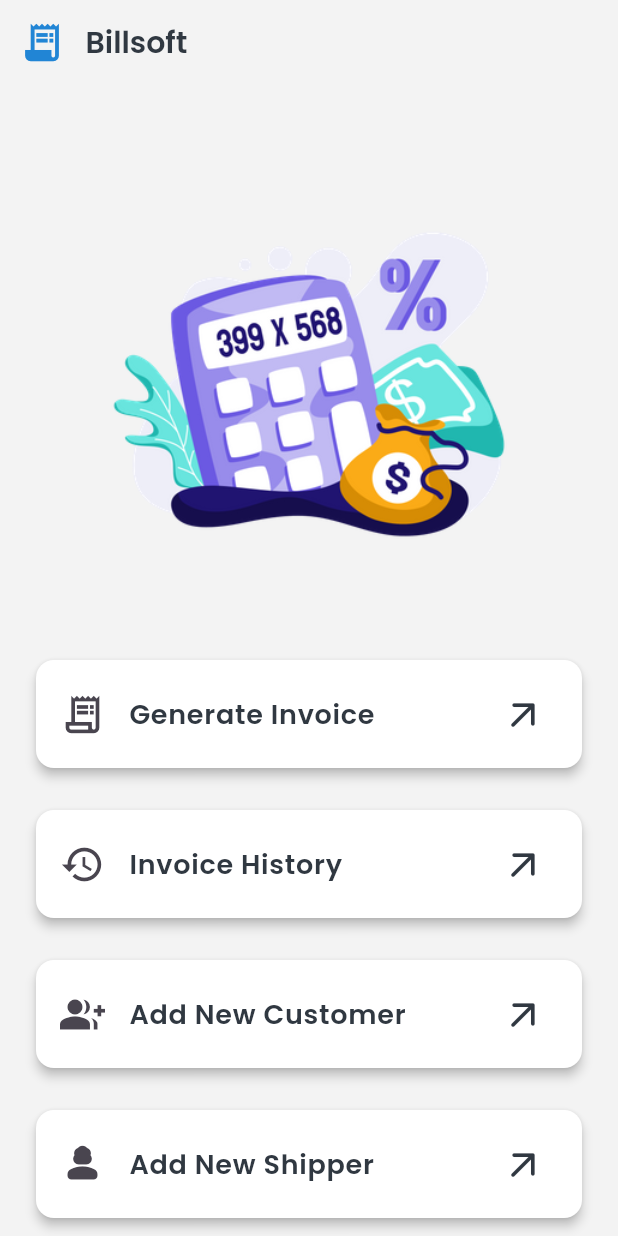
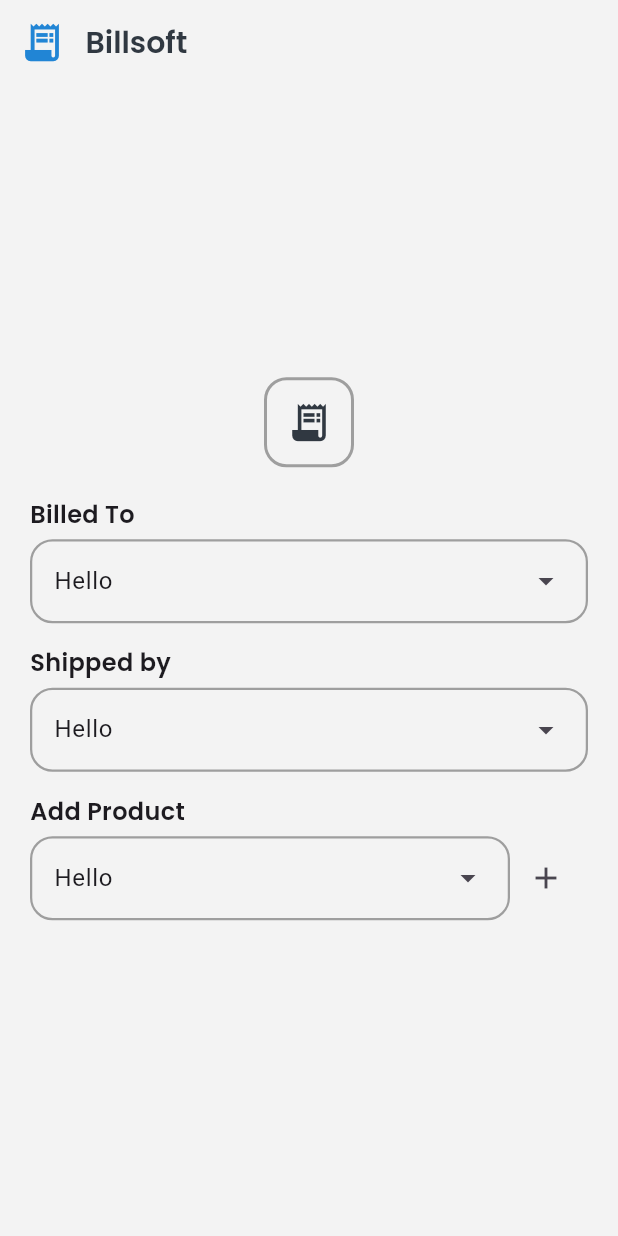
Before and after one commit to Shubhangcs/billing-application, a Flutter app: the screen it shows after launch, on a phone screen of 412 x 824 dp. Run offline on Flutter 3.47's test engine with Material 3 defaults, Android fonts, the phone set to English and light mode, and no system bars; our stand-ins replace google_fonts.

Commit message:
invoice form in progress

```diff
--- /dev/null
+++ b/lib/core/common/widgets/drop_down.dart
@@ -0,0 +1,32 @@
+import 'package:flutter/material.dart';
+
+
+class CustomDropDown extends StatefulWidget {
+  final List<String> list;
+  final TextEditingController dropDownController;
+  const CustomDropDown({super.key , required this.list , required this.dropDownController});
+
+  @override
+  State<CustomDropDown> createState() => _CustomDropDownState();
+}
+
+class _CustomDropDownState extends State<CustomDropDown> {
+  String dropdownValue = "Select";
+
+  @override
+  Widget build(BuildContext context) {
+    return DropdownMenu<String>(
+      controller: widget.dropDownController,
+      width: MediaQuery.of(context).size.width,
+      initialSelection: widget.list.first,
+      onSelected: (String? value) {
+        setState(() {
+          dropdownValue = value!;
+        });
+      },
+      dropdownMenuEntries: widget.list.map<DropdownMenuEntry<String>>((String value) {
+        return DropdownMenuEntry<String>(value: value, label: value);
+      }).toList(),
+    );
+  }
+}
--- a/lib/core/routes/generated_routes.dart
+++ b/lib/core/routes/generated_routes.dart
@@ -1,6 +1,7 @@
 import 'package:flutter/material.dart';
 import 'package:new_billing/features/authentication/pages/login.dart';
 import 'package:new_billing/features/authentication/pages/register.dart';
+import 'package:new_billing/features/billing/pages/billing_page.dart';
 import 'package:new_billing/features/home/pages/home.dart';
 
 class Routes {
@@ -21,6 +22,11 @@ class Routes {
           builder: (context) => HomePage(),
         );
 
+      case "/billing":
+        return MaterialPageRoute(
+          builder: (context) => BillingPage(),
+        );
+
       default:
         return MaterialPageRoute(
           builder: (context) => Scaffold(),
--- /dev/null
+++ b/lib/features/billing/pages/billing_page.dart
@@ -0,0 +1,129 @@
+import 'package:flutter/material.dart';
+import 'package:google_fonts/google_fonts.dart';
+import 'package:new_billing/core/common/widgets/app_bar.dart';
+import 'package:new_billing/core/common/widgets/drop_down.dart';
+import 'package:new_billing/core/common/widgets/text_field.dart';
+import 'package:new_billing/core/themes/colors.dart';
+import 'package:new_billing/features/authentication/widgets/styled_icon.dart';
+
+class BillingPage extends StatefulWidget {
+  const BillingPage({super.key});
+
+  @override
+  State<BillingPage> createState() => _BillingPageState();
+}
+
+class _BillingPageState extends State<BillingPage> {
+  final TextEditingController _billedToController = TextEditingController();
+  final TextEditingController _shippedByController = TextEditingController();
+  final TextEditingController _productController = TextEditingController();
+  final List<Map<String, String>> _products = [];
+  @override
+  Widget build(BuildContext context) {
+    return Scaffold(
+      appBar: CustomAppBar().build(context),
+      body: Center(
+        child: Padding(
+          padding: const EdgeInsets.all(20),
+          child: SingleChildScrollView(
+            child: Column(
+              mainAxisAlignment: MainAxisAlignment.center,
+              crossAxisAlignment: CrossAxisAlignment.center,
+              children: [
+                StyledIcon(icon: Icons.receipt_long),
+                SizedBox(
+                  height: 20,
+                ),
+                Align(
+                  alignment: Alignment(-1, 0),
+                  child: Text(
+                    "Billed To",
+                    style: GoogleFonts.poppins(
+                        fontSize: 16, fontWeight: FontWeight.w600),
+                  ),
+                ),
+                SizedBox(
+                  height: 5,
+                ),
+                CustomDropDown(
+                  list: ["Hello", "hii"],
+                  dropDownController: _billedToController,
+                ),
+                SizedBox(
+                  height: 15,
+                ),
+                Align(
+                  alignment: Alignment(-1, 0),
+                  child: Text(
+                    "Shipped by",
+                    style: GoogleFonts.poppins(
+                        fontSize: 16, fontWeight: FontWeight.w600),
+                  ),
+                ),
+                SizedBox(
+                  height: 5,
+                ),
+                CustomDropDown(
+                  list: ["Hello", "hii"],
+                  dropDownController: _shippedByController,
+                ),
+                SizedBox(
+                  height: 15,
+                ),
+                Align(
+                  alignment: Alignment(-1, 0),
+                  child: Text(
+                    "Add Product",
+                    style: GoogleFonts.poppins(
+                        fontSize: 16, fontWeight: FontWeight.w600),
+                  ),
+                ),
+                SizedBox(
+                  height: 5,
+                ),
+                Row(
+                  children: [
+                    SizedBox(
+                      width: 320,
+                      child: CustomDropDown(
+                        list: ["Hello", "hii"],
+                        dropDownController: _productController,
+                      ),
+                    ),
+                    IconButton(
+                      onPressed: () {
+                        setState(() {
+                          _products.add({"name": _productController.text});
+                        });
+                      },
+                      icon: Icon(Icons.add),
+                    ),
+                  ],
+                ),
+                SizedBox(
+                  height: 15,
+                ),
+                ListView.builder(
+                  itemBuilder: (context, index) {
+                    return ListTile(
+                      title: Text(_products[index]["name"]!),
+                      trailing: IconButton(icon: Icon(Icons.delete) , onPressed: (){
+                        setState(() {
+                          _products.remove(_products[index]);
+                        });
+                      },),
+                    );
+                  },
+                  itemCount: _products.length,
+                  shrinkWrap: true,
+                  scrollDirection: Axis.vertical,
+                  physics: const NeverScrollableScrollPhysics(),
+                ),
+              ],
+            ),
+          ),
+        ),
+      ),
+    );
+  }
+}
--- /dev/null
+++ b/lib/features/billing/widgets/styled_icon.dart
@@ -0,0 +1,27 @@
+import 'package:flutter/material.dart';
+import 'package:new_billing/core/themes/colors.dart';
+
+class StyledIcon extends StatelessWidget {
+  final IconData icon;
+  const StyledIcon({super.key , required this.icon});
+
+  @override
+  Widget build(BuildContext context) {
+    return Container(
+      width: 60,
+      height: 60,
+      decoration: BoxDecoration(
+        borderRadius: BorderRadius.circular(15),
+        border: Border.all(
+          color: AppColors.lightGrey,
+          width: 2,
+        ),
+      ),
+      child: Icon(
+        icon,
+        size: 30,
+        color: AppColors.black,
+      ),
+    );
+  }
+}
--- a/lib/main.dart
+++ b/lib/main.dart
@@ -13,7 +13,7 @@ class BillingApp extends StatelessWidget {
   Widget build(BuildContext context) {
     return MaterialApp(
       onGenerateRoute: Routes.onGenerate,
-      initialRoute: "/home",
+      initialRoute: "/billing",
       theme: AppTheme.lightTheme,
       darkTheme: AppTheme.lightTheme,
       debugShowCheckedModeBanner: false,
```
